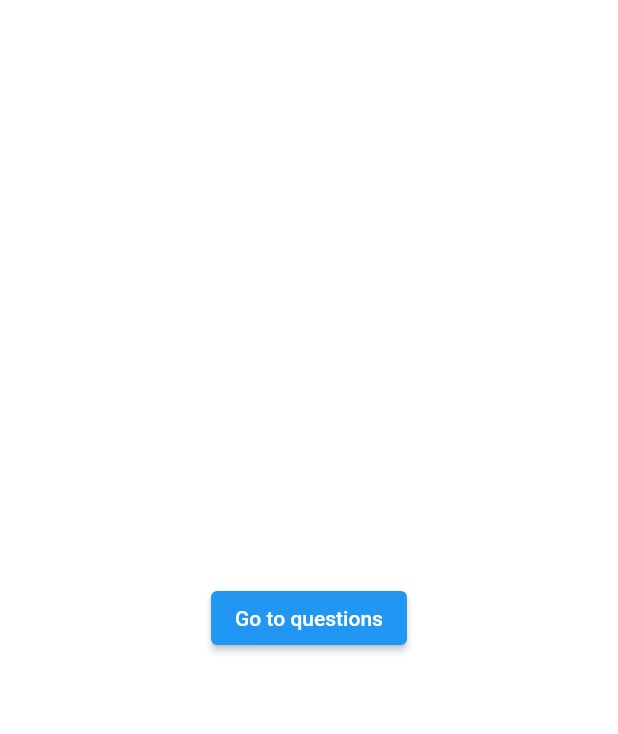
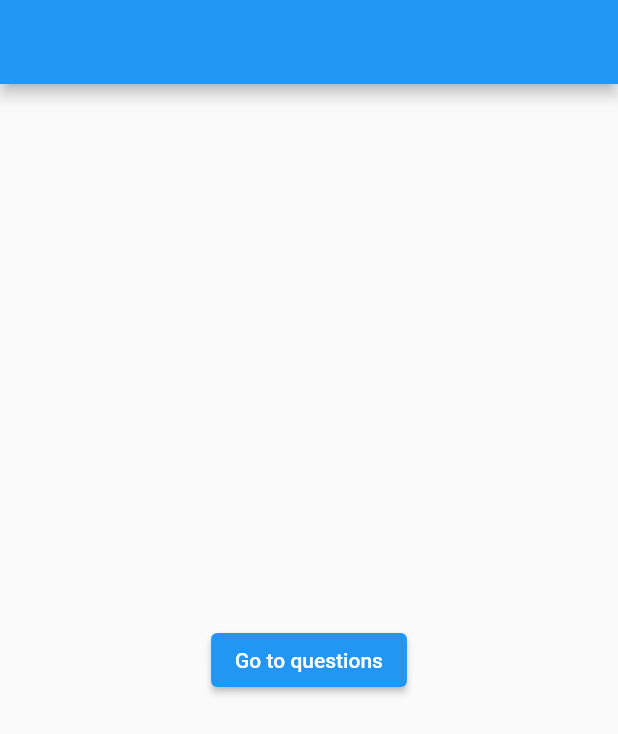
Before and after one commit to marcoporcaro/ITS-Flutter-Quiz-app, a Flutter app: the screen it shows after launch, on a phone screen of 412 x 824 dp. Shown: the top 734 px of the screen. Run offline on Flutter 3.47's test engine with Material 2 defaults, Android fonts, the phone set to English and light mode, and no system bars.

```diff
--- a/lib/presentation/home/home_page.dart
+++ b/lib/presentation/home/home_page.dart
@@ -6,7 +6,9 @@ class HomePage extends StatelessWidget {
 
   @override
   Widget build(BuildContext context) {
-    return Center(
+    return Scaffold(
+      appBar: AppBar(),
+      body: Center(
         child: ElevatedButton(
           child: const Text("Go to questions"),
           onPressed: () {
@@ -17,6 +19,7 @@ class HomePage extends StatelessWidget {
               );
           },
         ),
+      ),
     );
   }
 }
--- a/lib/presentation/question/question_page.dart
+++ b/lib/presentation/question/question_page.dart
@@ -26,6 +26,11 @@ class _QuestionPageState extends State<QuestionPage> {
   @override
   Widget build(BuildContext context) {
     return Scaffold(
+      appBar: AppBar(
+        backgroundColor: Colors.transparent,
+        elevation: 0,
+      ),
+      extendBodyBehindAppBar: true,
       body: Container(
         width: double.infinity,
         decoration: const BoxDecoration(
```
Lines whose indentation alone changed are shown as unchanged.
